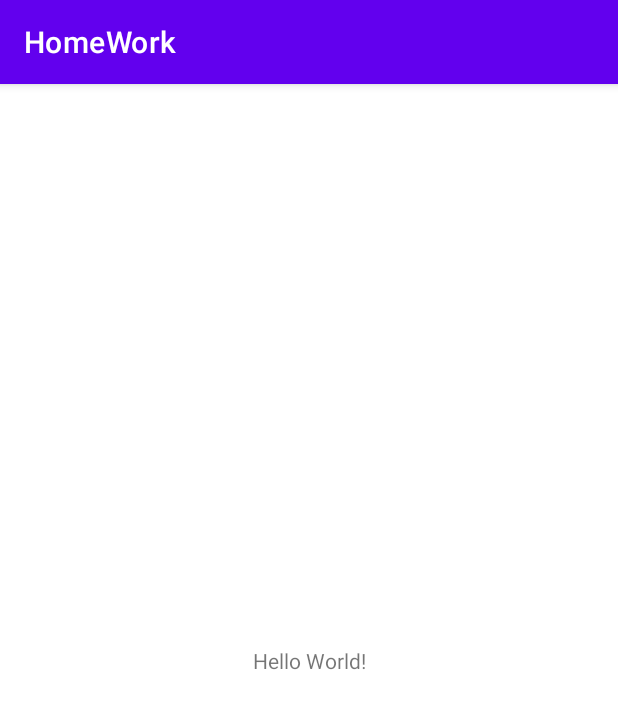
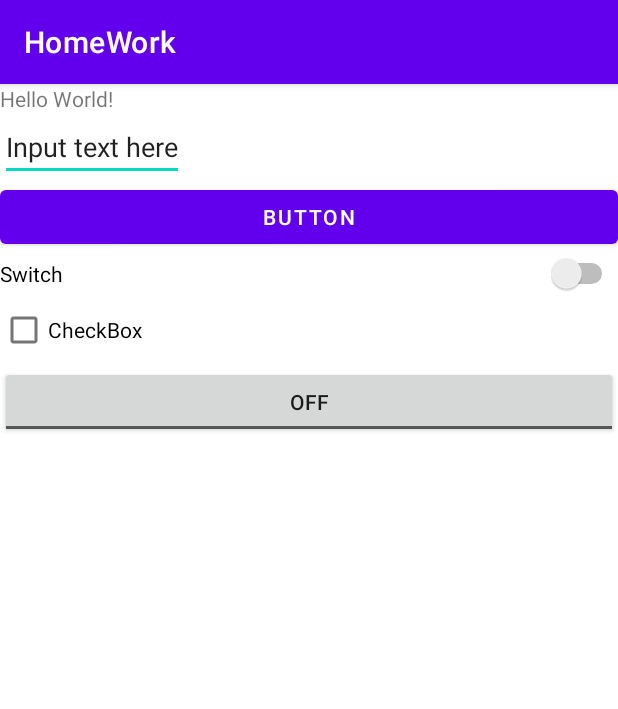
Before and after one commit to Max-91/AndroidBase, an Android app: the screen it shows after launch (MainActivity), on a phone screen of 412 x 824 dp. Shown: the top 709 px of the screen. Run offline under Robolectric (Android 15) with nearby library versions, the phone set to English and light mode, and no system bars.

```diff
--- a/app/src/main/AndroidManifest.xml
+++ b/app/src/main/AndroidManifest.xml
@@ -9,6 +9,8 @@
         android:roundIcon="@mipmap/ic_launcher_round"
         android:supportsRtl="true"
         android:theme="@style/Theme.HomeWork">
+        <activity android:name=".ThirdActivity"></activity>
+        <activity android:name=".SecondActivity" />
         <activity android:name=".MainActivity">
             <intent-filter>
                 <action android:name="android.intent.action.MAIN" />
--- a/app/src/main/res/layout/activity_main.xml
+++ b/app/src/main/res/layout/activity_main.xml
@@ -1,9 +1,10 @@
 <?xml version="1.0" encoding="utf-8"?>
-<androidx.constraintlayout.widget.ConstraintLayout xmlns:android="http://schemas.android.com/apk/res/android"
+<LinearLayout xmlns:android="http://schemas.android.com/apk/res/android"
     xmlns:app="http://schemas.android.com/apk/res-auto"
     xmlns:tools="http://schemas.android.com/tools"
     android:layout_width="match_parent"
     android:layout_height="match_parent"
+    android:orientation="vertical"
     tools:context=".MainActivity">
 
     <TextView
@@ -15,4 +16,34 @@
         app:layout_constraintRight_toRightOf="parent"
         app:layout_constraintTop_toTopOf="parent" />
 
-</androidx.constraintlayout.widget.ConstraintLayout>
+    <EditText
+        android:layout_width="wrap_content"
+        android:layout_height="wrap_content"
+        android:text="Input text here"
+        />
+
+    <Button
+        android:id="@+id/button"
+        android:layout_width="match_parent"
+        android:layout_height="wrap_content"
+        android:text="Button" />
+
+    <Switch
+        android:id="@+id/switch1"
+        android:layout_width="match_parent"
+        android:layout_height="wrap_content"
+        android:text="Switch" />
+
+    <CheckBox
+        android:id="@+id/checkBox"
+        android:layout_width="match_parent"
+        android:layout_height="wrap_content"
+        android:text="CheckBox" />
+
+    <ToggleButton
+        android:id="@+id/toggleButton"
+        android:layout_width="match_parent"
+        android:layout_height="wrap_content"
+        android:text="ToggleButton" />
+
+</LinearLayout>
```
Also changed, not shown: app/src/main/java/com/example/homework/SecondActivity.java (added, +14 -0 lines), app/src/main/java/com/example/homework/ThirdActivity.java (added, +14 -0 lines), app/src/main/res/layout/activity_second.xml (added, +50 -0 lines), app/src/main/res/layout/activity_third.xml (added, +14 -0 lines).
